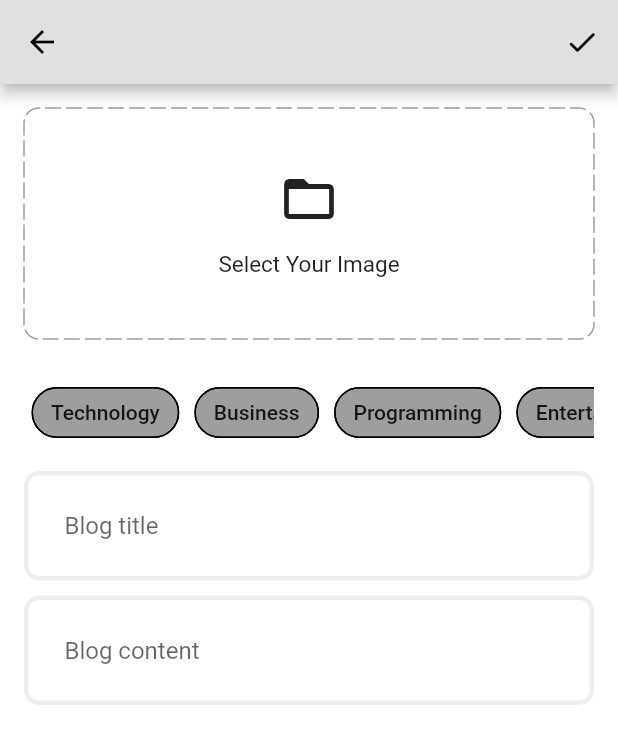
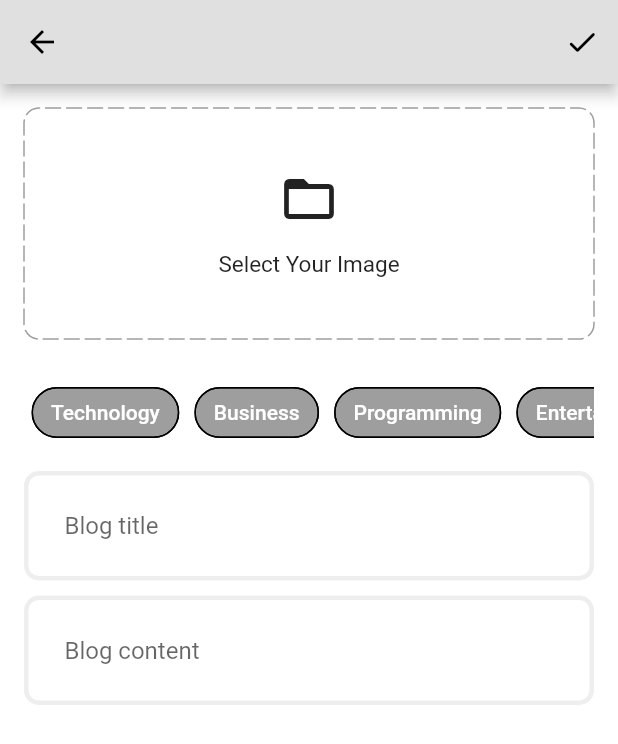
Before and after one commit to HaseefMohommed/Blog_App, a Flutter app: the AddNewBlogPage screen opened directly, on a phone screen of 412 x 824 dp. Shown: the top 744 px of the screen. Run offline on Flutter 3.47's test engine with Material 2 defaults, Android fonts, the phone set to English and light mode, and no system bars; drawn by our look-alikes of dotted_border; our stand-ins replace flutter_bloc, fpdart, get_it, image_picker, internet_connection_checker, sqflite and 1 more; accounts and stored records are empty.

Commit message:
Updated UI

```diff
--- a/lib/core/theme/app_pallete.dart
+++ b/lib/core/theme/app_pallete.dart
@@ -28,6 +28,7 @@ class AppPalette {
 
   // Additional shades of grey
   static Color greyShade1 = Colors.grey.shade100;
+  static Color greayShade4 = Colors.grey.shade300;
   static Color greyShade2 = Colors.grey.shade500;
   static Color greyShade3 = Colors.grey.shade700;
 }
--- a/lib/features/blog/presentation/pages/add_new_blog_page.dart
+++ b/lib/features/blog/presentation/pages/add_new_blog_page.dart
@@ -168,16 +168,23 @@ class _AddNewBlogPageState extends State<AddNewBlogPage> {
                                         setState(() {});
                                       },
                                       child: Chip(
-                                        label: Text(element),
+                                        label: Text(
+                                          element,
+                                          style: TextStyle(
+                                            color:
+                                                selectedTopics.contains(element)
+                                                    ? AppPalette.blackColor
+                                                    : AppPalette.whiteColor,
+                                          ),
+                                        ),
                                         backgroundColor:
                                             selectedTopics.contains(element)
-                                                ? AppPalette.lightAccentColor
+                                                ? AppPalette.greayShade4
                                                 : AppPalette.greyShade2,
                                         side: selectedTopics.contains(element)
                                             ? null
                                             : const BorderSide(
-                                                color: AppPalette.blackColor
-                                              ),
+                                                color: AppPalette.blackColor),
                                       ),
                                     ),
                                   ),
```
